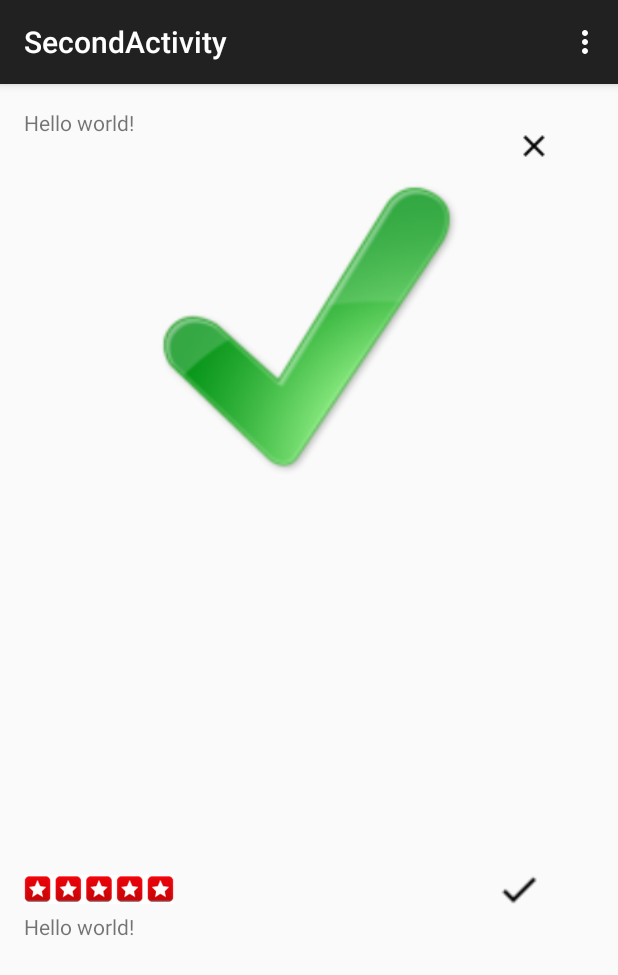
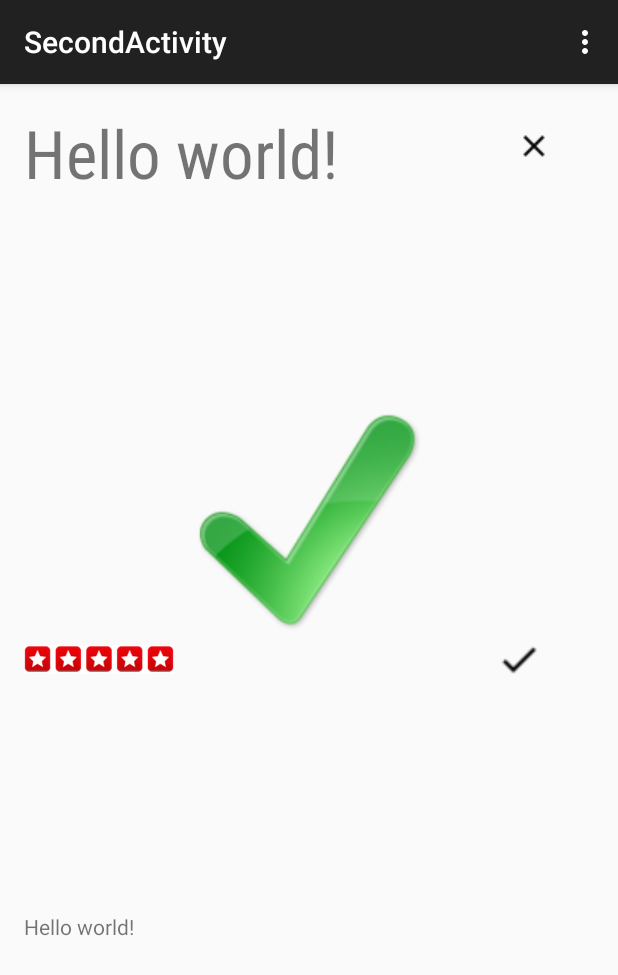
Before and after one commit to timmui/eatr, an Android app: the SecondActivity screen opened directly, with no data from a screen before it, on a phone screen of 412 x 824 dp. Shown: the top 975 px of the screen. Run offline under Robolectric (Android 15) with nearby library versions, the phone set to English and light mode, and no system bars; 1 statement that could not run was skipped.

Commit message:
i hate git

```diff
--- a/Android/Eatr/app/src/main/res/layout/activity_second.xml
+++ b/Android/Eatr/app/src/main/res/layout/activity_second.xml
@@ -9,7 +9,10 @@
     <TextView android:text="@string/hello_world"
         android:id="@+id/title"
         android:layout_width="300dp"
-        android:layout_height="50dp" />
+        android:layout_height="50dp"
+        android:fontFamily="sans-serif-condensed"
+        android:textSize="20pt"/>
+
     <ImageButton
         android:id="@+id/exit"
         android:src="@drawable/close"
@@ -17,43 +20,49 @@
         android:layout_height="50dp"
         android:background="@android:color/transparent"
         android:layout_alignParentTop="true"
+        android:layout_alignParentEnd="true"
         android:layout_toEndOf="@+id/title" />
 
     <ImageView
         android:layout_width="fill_parent"
-        android:layout_height="200dp"
-        android:layout_below="@+id/title"
-        android:layout_alignParentEnd="true"
+        android:layout_height="150dp"
         android:src="@drawable/like"
-        android:id="@+id/like" />
+        android:id="@+id/like"
+        android:layout_above="@+id/Rating"
+        android:layout_alignEnd="@+id/Dinesafe" />
+
     <TextView
         android:layout_width="fill_parent"
         android:layout_height="200dp"
         android:text="@string/hello_world"
-        android:id="@+id/textView"
+        android:id="@+id/description"
         android:layout_alignParentBottom="true"
-        android:layout_alignParentEnd="true" />
+        android:layout_alignParentEnd="true"
+        android:layout_alignParentStart="true" />
+
     <ImageView
         android:layout_width="100dp"
         android:layout_height="30dp"
-        android:id="@+id/imageView2"
+        android:id="@+id/Rating"
         android:src="@drawable/fivestar"
-        android:layout_above="@+id/textView"
+        android:layout_centerVertical="true"
         android:layout_alignParentStart="true" />
+
     <ImageView
         android:layout_width="50px"
         android:layout_height="30dp"
         android:src="@drawable/yelplogo"
         android:layout_alignParentBottom="true"
-        android:layout_toEndOf="@+id/imageView2"
-        android:layout_below="@+id/textView" />
+        android:layout_toEndOf="@+id/Rating"
+        android:layout_below="@+id/description" />
 
     <ImageView
         android:layout_width="100dp"
         android:layout_height="30dp"
         android:id="@+id/Dinesafe"
         android:src="@drawable/check"
-        android:layout_above="@+id/textView"
-        android:layout_alignEnd="@+id/textView" />
+        android:textSize="14pt"
+        android:layout_alignTop="@+id/Rating"
+        android:layout_alignEnd="@+id/description" />
 
 </RelativeLayout>
```
Also changed, not shown: Android/Eatr/app/src/main/java/nofluxgiven/science/eatr/MainActivity.java (+14 -9 lines).
